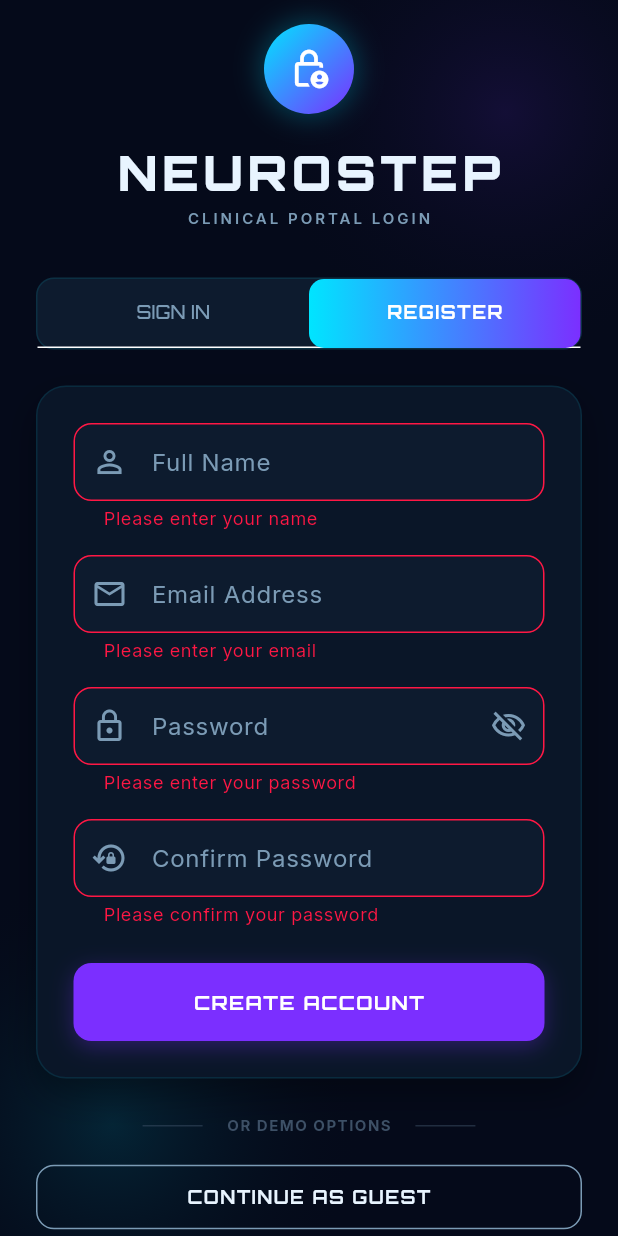
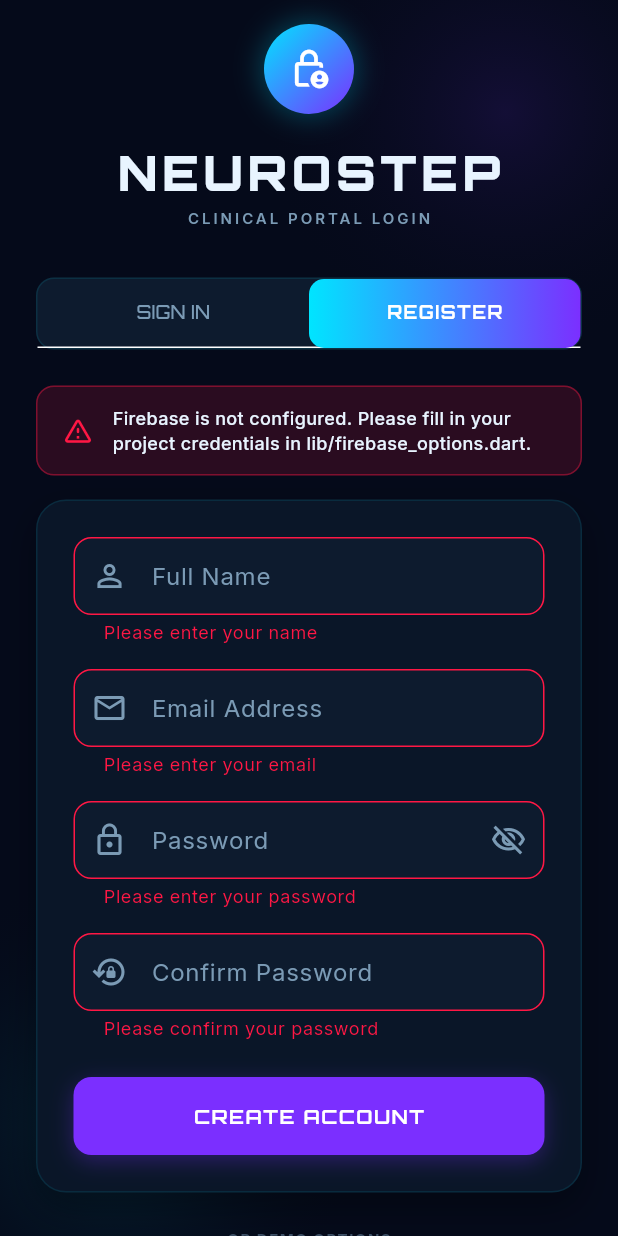
Before and after one commit to mayankeinstein1879/Parkinson-App, a Flutter app: the screen it shows after launch, tab 2 chosen, after a tap on "CREATE ACCOUNT", on a phone screen of 412 x 824 dp. Run offline on Flutter 3.47's test engine with Material 3 defaults, Android fonts, the phone set to English and light mode, and no system bars; drawn by our look-alikes of flutter_animate; our stand-ins replace cloud_firestore, firebase_auth, firebase_core, fl_chart, flutter_blue_plus, google_fonts and 3 more; accounts and stored records are empty.

Commit message:
feat: integrate Firebase Auth and Firestore for Web portal login and registration

```diff
--- a/lib/main.dart
+++ b/lib/main.dart
@@ -1,6 +1,8 @@
 import 'package:flutter/material.dart';
 import 'package:flutter/services.dart';
 import 'package:provider/provider.dart';
+import 'package:firebase_core/firebase_core.dart';
+import 'package:parkinson_insole_app/firebase_options.dart';
 import 'package:parkinson_insole_app/app.dart';
 import 'package:parkinson_insole_app/providers/ble_provider.dart';
 import 'package:parkinson_insole_app/providers/settings_provider.dart';
@@ -11,6 +13,20 @@ import 'package:parkinson_insole_app/utils/logger.dart';
 
 void main() async {
   WidgetsFlutterBinding.ensureInitialized();
+
+  // Initialize Firebase if configured
+  if (DefaultFirebaseOptions.isConfigured) {
+    try {
+      await Firebase.initializeApp(
+        options: DefaultFirebaseOptions.currentPlatform,
+      );
+      AppLogger.info('Firebase initialized successfully.');
+    } catch (e, stack) {
+      AppLogger.error('Firebase initialization failed', e, stack);
+    }
+  } else {
+    AppLogger.warn('Firebase is not configured. Please add your credentials in lib/firebase_options.dart');
+  }
 
   // Force dark status bar / navigation bar to match app theme
   SystemChrome.setSystemUIOverlayStyle(
--- a/lib/screens/auth_screen.dart
+++ b/lib/screens/auth_screen.dart
@@ -1,6 +1,9 @@
 import 'package:flutter/material.dart';
 import 'package:flutter_animate/flutter_animate.dart';
 import 'package:google_fonts/google_fonts.dart';
+import 'package:firebase_auth/firebase_auth.dart';
+import 'package:cloud_firestore/cloud_firestore.dart';
+import 'package:parkinson_insole_app/firebase_options.dart';
 import 'package:parkinson_insole_app/constants/app_colors.dart';
 import 'package:parkinson_insole_app/constants/app_strings.dart';
 
@@ -24,6 +27,7 @@ class _AuthScreenState extends State<AuthScreen> with SingleTickerProviderStateM
 
   bool _obscurePassword = true;
   bool _isLoading = false;
+  String? _authError;
 
   @override
   void initState() {
@@ -37,6 +41,7 @@ class _AuthScreenState extends State<AuthScreen> with SingleTickerProviderStateM
         _emailController.clear();
         _passwordController.clear();
         _confirmPasswordController.clear();
+        _authError = null;
         setState(() {});
       }
     });
@@ -55,15 +60,67 @@ class _AuthScreenState extends State<AuthScreen> with SingleTickerProviderStateM
   Future<void> _handleSubmit() async {
     if (!_formKey.currentState!.validate()) return;
 
-    setState(() => _isLoading = true);
+    if (!DefaultFirebaseOptions.isConfigured) {
+      setState(() {
+        _authError = 'Firebase is not configured. See the warning banner above.';
+      });
+      return;
+    }
 
-    // Mock API authentication delay
-    await Future.delayed(const Duration(milliseconds: 1500));
+    setState(() {
+      _isLoading = true;
+      _authError = null;
+    });
 
-    if (mounted) {
-      setState(() => _isLoading = false);
-      // Navigate to BLE scanning screen
-      Navigator.pushReplacementNamed(context, '/scan');
+    final isLoginTab = _tabController.index == 0;
+
+    try {
+      if (isLoginTab) {
+        // Sign In via Firebase Auth
+        await FirebaseAuth.instance.signInWithEmailAndPassword(
+          email: _emailController.text.trim(),
+          password: _passwordController.text,
+        );
+      } else {
+        // Create User via Firebase Auth
+        final credential = await FirebaseAuth.instance.createUserWithEmailAndPassword(
+          email: _emailController.text.trim(),
+          password: _passwordController.text,
+        );
+
+        if (credential.user != null) {
+          // Write profile data to Cloud Firestore
+          await FirebaseFirestore.instance
+              .collection('users')
+              .doc(credential.user!.uid)
+              .set({
+            'uid': credential.user!.uid,
+            'name': _nameController.text.trim(),
+            'email': _emailController.text.trim(),
+            'createdAt': FieldValue.serverTimestamp(),
+          });
+        }
+      }
+
+      if (mounted) {
+        setState(() => _isLoading = false);
+        // Navigate to BLE scanning screen
+        Navigator.pushReplacementNamed(context, '/scan');
+      }
+    } on FirebaseAuthException catch (e) {
+      if (mounted) {
+        setState(() {
+          _isLoading = false;
+          _authError = e.message ?? 'Authentication failed';
+        });
+      }
+    } catch (e) {
+      if (mounted) {
+        setState(() {
+          _isLoading = false;
+          _authError = e.toString();
+        });
+      }
     }
   }
 
@@ -212,6 +269,35 @@ class _AuthScreenState extends State<AuthScreen> with SingleTickerProviderStateM
                     ),
                     const SizedBox(height: 24),
 
+                    // Firebase Config Warning Banner
+                    if (!DefaultFirebaseOptions.isConfigured) ...[
+                      Container(
+                        padding: const EdgeInsets.symmetric(horizontal: 16, vertical: 12),
+                        decoration: BoxDecoration(
+                          color: AppColors.alertRed.withOpacity(0.15),
+                          borderRadius: BorderRadius.circular(12),
+                          border: Border.all(color: AppColors.alertRed.withOpacity(0.4)),
+                        ),
+                        child: Row(
+                          children: [
+                            const Icon(Icons.warning_amber_rounded, color: AppColors.alertRed),
+                            const SizedBox(width: 12),
+                            Expanded(
+                              child: Text(
+                                'Firebase is not configured. Please fill in your project credentials in lib/firebase_options.dart.',
+                                style: GoogleFonts.inter(
+                                  color: AppColors.textPrimary,
+                                  fontSize: 12,
+                                  fontWeight: FontWeight.w500,
+                                ),
+                              ),
+                            ),
+                          ],
+                        ),
+                      ),
+                      const SizedBox(height: 16),
+                    ],
+
                     // Auth Form Card
                     Container(
                       padding: const EdgeInsets.all(24),
@@ -330,6 +416,20 @@ class _AuthScreenState extends State<AuthScreen> with SingleTickerProviderStateM
                               const SizedBox(height: 16),
                             ],
 
+                            if (_authError != null) ...[
+                              const SizedBox(height: 12),
+                              Text(
+                                _authError!,
+                                style: GoogleFonts.inter(
+                                  color: AppColors.alertRed,
+                                  fontSize: 13,
+                                  fontWeight: FontWeight.w600,
+                                ),
+                                textAlign: TextAlign.center,
+                              ),
+                              const SizedBox(height: 4),
+                            ],
+
                             const SizedBox(height: 8),
 
                             // Submit Button
--- a/pubspec.yaml
+++ b/pubspec.yaml
@@ -9,6 +9,11 @@ environment:
 dependencies:
   flutter:
     sdk: flutter
+
+  # Firebase Core and Services
+  firebase_core: ^3.1.0
+  firebase_auth: ^5.1.0
+  cloud_firestore: ^5.1.0
 
   # BLE Communication — Core dependency for ESP32/STM32 communication
   flutter_blue_plus: ^1.32.12
```
Also changed, not shown: lib/firebase_options.dart (added), pubspec.lock.
